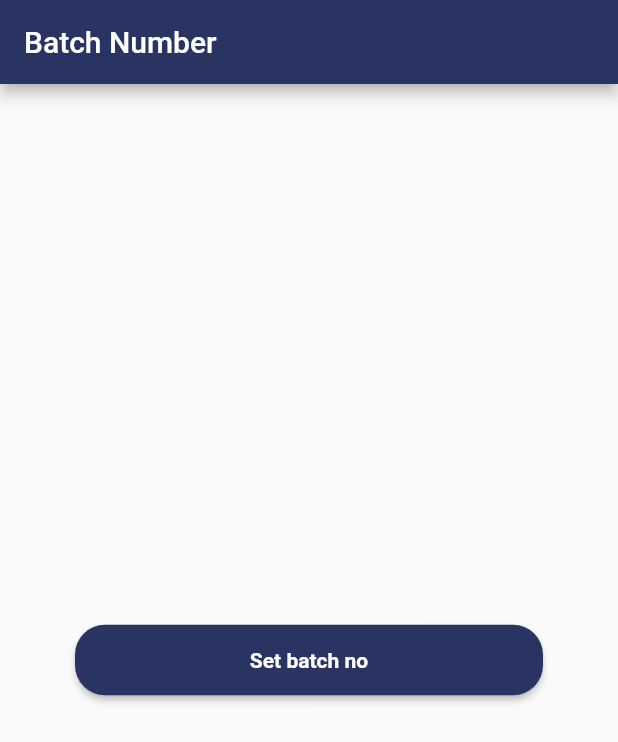
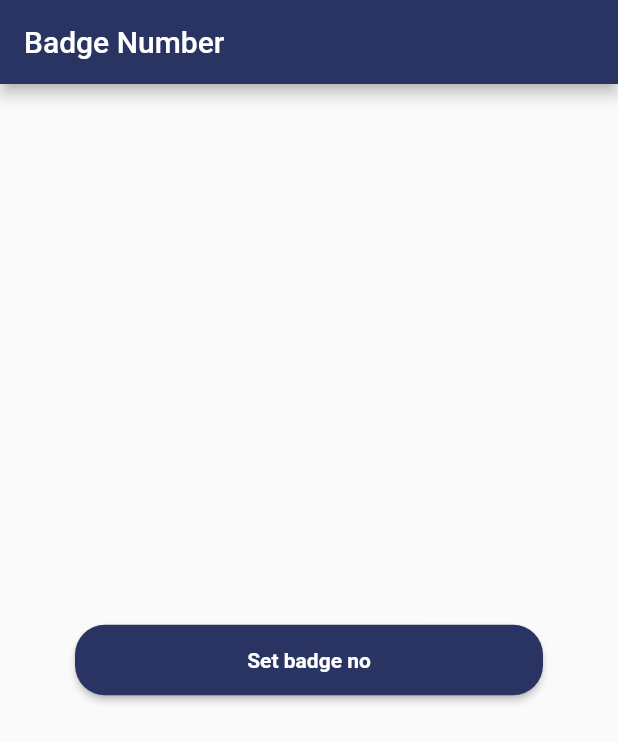
Before and after one commit to vijayinyoutube/app_icon_badge_number, a Flutter app: the screen it shows after launch, on a phone screen of 412 x 824 dp. Shown: the top 742 px of the screen. Run offline on Flutter 3.47's test engine with Material 2 defaults, Android fonts, the phone set to English and light mode, and no system bars; our stand-ins replace quickalert; missing offline and left inert: flutter_dynamic_icon.

Commit message:
typo error fix

```diff
--- a/lib/Presentation/Routes/generated_routes.dart
+++ b/lib/Presentation/Routes/generated_routes.dart
@@ -8,7 +8,7 @@ class RouteGenerator {
     switch (settings.name) {
       case '/':
         return MaterialPageRoute(
-            builder: (_) => const HomePage(title: 'Batch Number'));
+            builder: (_) => const HomePage(title: 'Badge Number'));
       default:
         return _errorRoute();
     }
--- a/lib/Presentation/Screens/UI/home_page.dart
+++ b/lib/Presentation/Screens/UI/home_page.dart
@@ -1,10 +1,11 @@
-import '../../Components/app_bar.dart';
-import '../../Constants/constants.dart';
 import 'package:flutter/material.dart';
 import 'package:flutter/services.dart';
 import 'package:flutter_dynamic_icon/flutter_dynamic_icon.dart';
 import 'package:quickalert/models/quickalert_type.dart';
 import 'package:quickalert/widgets/quickalert_dialog.dart';
+
+import '../../Components/app_bar.dart';
+import '../../Constants/constants.dart';
 
 class HomePage extends StatelessWidget {
   const HomePage({Key? key, required this.title}) : super(key: key);
@@ -17,14 +18,14 @@ class HomePage extends StatelessWidget {
       body: Center(
         child: ElevatedButton(
           style: getBtnStyle(context),
-          child: const Text('Set batch no'),
-          onPressed: () => setBatchNum(5, context),
+          child: const Text('Set badge no'),
+          onPressed: () => setBadgeNum(5, context),
         ),
       ),
     );
   }
 
-  setBatchNum(int count, BuildContext context) async {
+  setBadgeNum(int count, BuildContext context) async {
     try {
       await FlutterDynamicIcon.setApplicationIconBadgeNumber(count);
     } on PlatformException {
@@ -32,12 +33,12 @@ class HomePage extends StatelessWidget {
     } catch (e) {
       print(e);
     }
-    // To get currently batch number that was set.
-    int batchNumber = await FlutterDynamicIcon.getApplicationIconBadgeNumber();
+    // To get currently badge number that was set.
+    int badgeNumber = await FlutterDynamicIcon.getApplicationIconBadgeNumber();
     // Quick alert box for acknowledgement
     QuickAlert.show(
       context: context,
-      title: 'Batch Number set as $batchNumber',
+      title: 'Badge Number set as $badgeNumber',
       text: 'Minimize the app to check it out!',
       type: QuickAlertType.success,
       confirmBtnColor: primaryColor,
--- a/lib/main.dart
+++ b/lib/main.dart
@@ -1,7 +1,6 @@
 import 'package:flutter/material.dart';
 
 import 'Presentation/Routes/generated_routes.dart';
-import 'Presentation/Screens/UI/home_page.dart';
 
 void main() {
   runApp(const MyApp());
@@ -14,7 +13,7 @@ class MyApp extends StatelessWidget {
   Widget build(BuildContext context) {
     return MaterialApp(
       debugShowCheckedModeBanner: false,
-      title: 'Batch Number',
+      title: 'Badge Number',
       theme: ThemeData(
         primarySwatch: Colors.blue,
       ),
```
